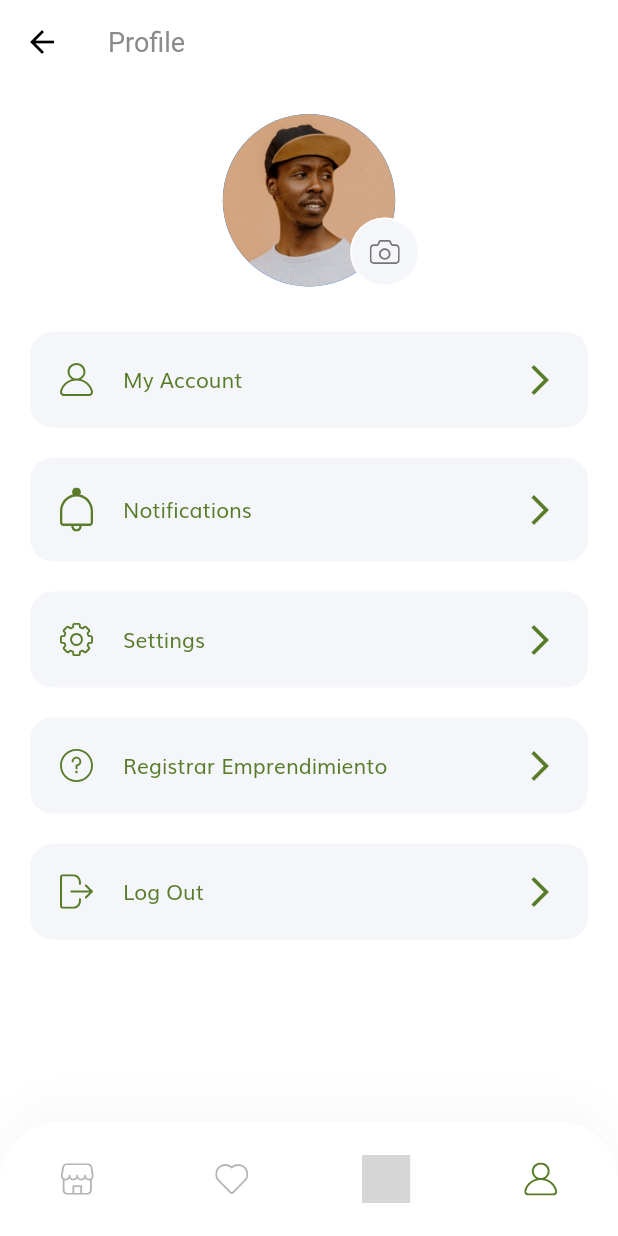
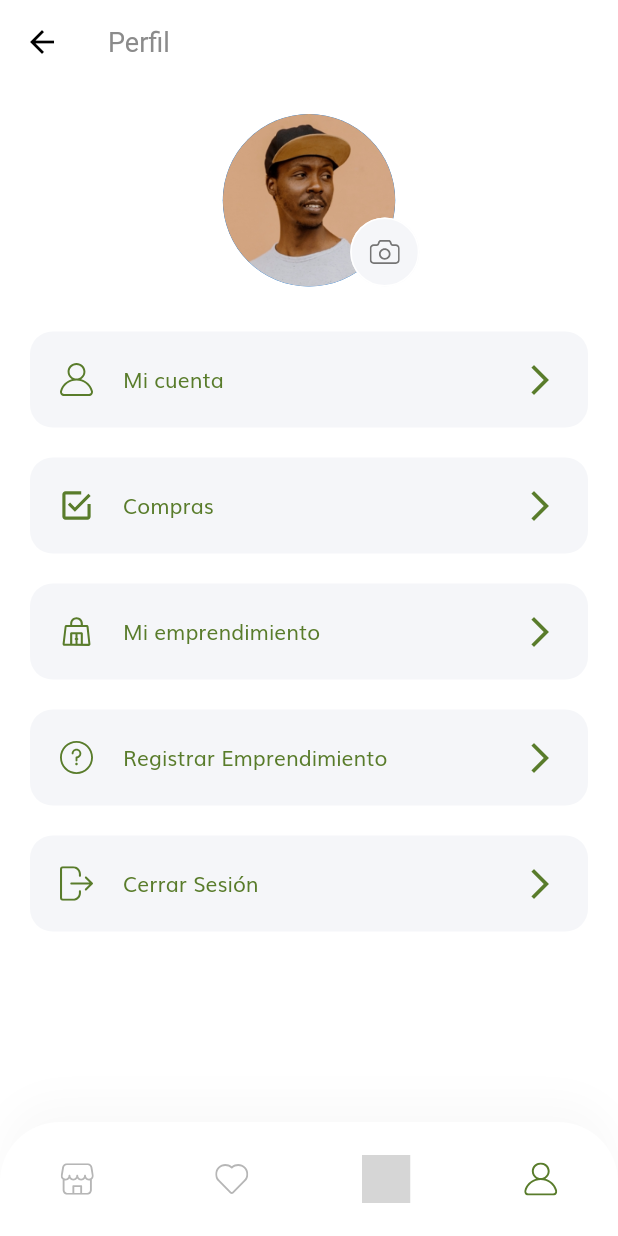
Before and after one commit to JuanLondono32/flutter_ecoshops, a Flutter app: the ProfileScreen screen opened by its route, on a phone screen of 412 x 824 dp. Run offline on Flutter 3.47's test engine with Material 2 defaults, Android fonts, the phone set to English and light mode, and no system bars; our stand-ins replace cloud_firestore, firebase_auth, firebase_core, flutter_svg, font_awesome_flutter; missing offline and left inert: flutter_form_bloc; accounts and stored records are empty; network calls fail; project files that could hold a hidden picture were left out; grey boxes are pictures that could not be loaded.

Commit message:
Interfaz emprendimiento y detalles menores

```diff
--- a/lib/components/coustom_bottom_nav_bar.dart
+++ b/lib/components/coustom_bottom_nav_bar.dart
@@ -49,11 +49,17 @@ class CustomBottomNavBar extends StatelessWidget {
                     Navigator.pushNamed(context, "/"),
               ),
               IconButton(
-                icon: SvgPicture.asset("assets/icons/Heart Icon.svg"),
+                icon: SvgPicture.asset("assets/icons/Heart Icon.svg",
+                  color: MenuState.favourite == selectedMenu
+                      ? kPrimaryColor
+                      : inActiveIconColor,),
                 onPressed: () {},
               ),
               IconButton(
-                icon: SvgPicture.asset("assets/icons/gift.svg"),
+                icon: SvgPicture.asset("assets/icons/gift.svg",
+                  color: MenuState.products == selectedMenu
+                      ? kPrimaryColor
+                      : inActiveIconColor,),
                 onPressed: () =>
                     Navigator.pushNamed(context, "products"),
               ),
--- a/lib/enums.dart
+++ b/lib/enums.dart
@@ -1 +1 @@
-enum MenuState { home, favourite, message, profile }
+enum MenuState { home, favourite, products, profile }
--- a/lib/src/pages/details/components/color_dots.dart
+++ b/lib/src/pages/details/components/color_dots.dart
@@ -42,6 +42,11 @@ class ColorDots extends StatelessWidget {
             press: () {},
           ),
           SizedBox(width: getProportionateScreenWidth(20)),
+          Text(
+            "1",
+            style: TextStyle(fontSize: 20),
+            ),
+          SizedBox(width: getProportionateScreenWidth(20)),
           RoundedIconBtn(
             icon: Icons.add,
             showShadow: true,
--- a/lib/src/pages/products/products_screen.dart
+++ b/lib/src/pages/products/products_screen.dart
@@ -3,6 +3,8 @@ import 'package:flutter_svg/svg.dart';
 
 import 'package:flutter_ecoshops/constants.dart';
 import 'package:flutter_ecoshops/src/pages/products/components/body.dart';
+import 'package:flutter_ecoshops/components/coustom_bottom_nav_bar.dart';
+import 'package:flutter_ecoshops/enums.dart';
 
 class ProductsScreen extends StatelessWidget {
   @override
@@ -10,6 +12,7 @@ class ProductsScreen extends StatelessWidget {
     return Scaffold(
       appBar: buildAppBar(context),
       body: Body(),
+      bottomNavigationBar: CustomBottomNavBar(selectedMenu: MenuState.products),
     );
   }
 
--- a/lib/src/pages/profile/components/body.dart
+++ b/lib/src/pages/profile/components/body.dart
@@ -15,19 +15,21 @@ class Body extends StatelessWidget {
           ProfilePic(),
           SizedBox(height: 20),
           ProfileMenu(
-            text: "My Account",
+            text: "Mi cuenta",
             icon: "assets/icons/User Icon.svg",
             press: () => {},
           ),
           ProfileMenu(
-            text: "Notifications",
-            icon: "assets/icons/Bell.svg",
+            text: "Compras",
+            icon: "assets/icons/check.svg",
             press: () {},
           ),
           ProfileMenu(
-            text: "Settings",
-            icon: "assets/icons/Settings.svg",
-            press: () {},
+            text: "Mi emprendimiento",
+            icon: "assets/icons/shop.svg",
+            press: () {
+              Navigator.pushNamed(context, 'my_entrepreneurship');
+            },
           ),
           ProfileMenu(
             text: "Registrar Emprendimiento",
@@ -37,7 +39,7 @@ class Body extends StatelessWidget {
             },
           ),
           ProfileMenu(
-            text: "Log Out",
+            text: "Cerrar Sesión",
             icon: "assets/icons/Log out.svg",
             press: () {
               var authServices =
--- a/lib/src/pages/profile/profile_screen.dart
+++ b/lib/src/pages/profile/profile_screen.dart
@@ -10,7 +10,7 @@ class ProfileScreen extends StatelessWidget {
   Widget build(BuildContext context) {
     return Scaffold(
       appBar: AppBar(
-        title: Text("Profile"),
+        title: Text("Perfil"),
       ),
       body: Body(),
       bottomNavigationBar: CustomBottomNavBar(selectedMenu: MenuState.profile),
--- a/lib/src/pages/screens.dart
+++ b/lib/src/pages/screens.dart
@@ -12,3 +12,4 @@ export 'cart/cart_screen.dart';
 export 'details/details_screen.dart';
 export 'profile/profile_screen.dart';
 export 'register_entrepreneurship.dart';
+export 'my_entrepreneurship.dart';
--- a/lib/src/routes/routes.dart
+++ b/lib/src/routes/routes.dart
@@ -15,5 +15,7 @@ Map<String, WidgetBuilder> getApplicationRoutes() {
     'cart': (BuildContext context) => CartScreen(),
     'register_entrepreneurship': (BuildContext context) =>
         RegisterEntrepreneurship(),
+    'my_entrepreneurship': (BuildContext context) =>
+        EntrepreneurPage(),
   };
 }
```
Also changed, not shown: lib/src/pages/details/components/product_description.dart (+26 -25 lines), lib/src/pages/my_entrepreneurship.dart (added, +141 -0 lines), assets/icons/check.svg (added), assets/icons/emprendimiento.png (added), assets/icons/shop.svg (added), assets/images/eukarya_logo.jpg (added).
